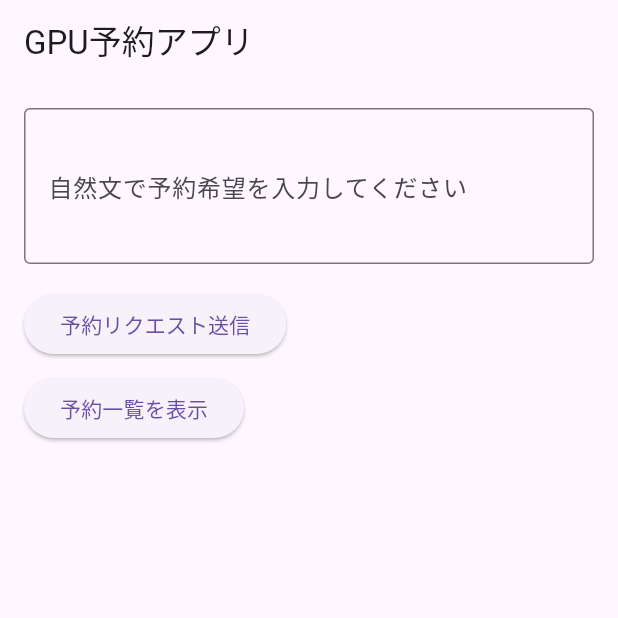
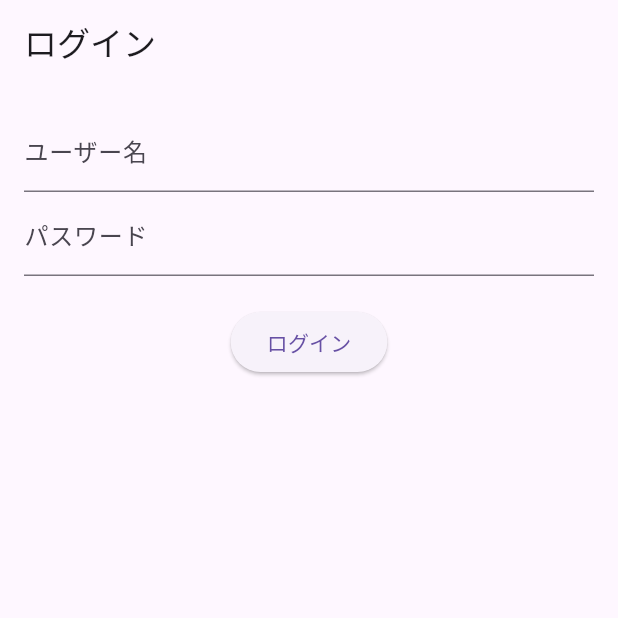
Before and after one commit to STB4M1/gpu-booking-app, a Flutter app: the screen it shows after launch, on a phone screen of 412 x 824 dp, the top half of it. Run offline on Flutter 3.47's test engine with Material 3 defaults, Android fonts, the phone set to English and light mode, and no system bars; our stand-ins replace shared_preferences.

Commit message:
🔐 ログイン認証機能を追加

```diff
--- a/frontend/booking_app/lib/main.dart
+++ b/frontend/booking_app/lib/main.dart
@@ -1,5 +1,6 @@
 import 'package:flutter/material.dart';
 import 'screens/booking_page.dart';
+import 'screens/login_page.dart';
 
 void main() {
   runApp(const BookingApp());
@@ -13,7 +14,11 @@ class BookingApp extends StatelessWidget {
     return MaterialApp(
       title: 'GPU予約アプリ',
       theme: ThemeData(primarySwatch: Colors.deepPurple),
-      home: const BookingPage(),
+      initialRoute: '/', // ← 最初に表示する画面
+      routes: {
+        '/': (context) => const LoginPage(),        // ログイン画面
+        '/booking': (context) => const BookingPage(), // ログイン後の予約画面
+      },
     );
   }
 }
--- /dev/null
+++ b/frontend/booking_app/lib/screens/login_page.dart
@@ -0,0 +1,66 @@
+import 'package:flutter/material.dart';
+import 'package:http/http.dart' as http;
+import 'dart:convert';
+import 'package:shared_preferences/shared_preferences.dart';
+
+class LoginPage extends StatefulWidget {
+  const LoginPage({super.key});
+
+  @override
+  State<LoginPage> createState() => _LoginPageState();
+}
+
+class _LoginPageState extends State<LoginPage> {
+  final usernameController = TextEditingController();
+  final passwordController = TextEditingController();
+  String message = "";
+
+  Future<void> login() async {
+    final response = await http.post(
+      Uri.parse('https://4fca-182-167-109-2.ngrok-free.app/token'),
+      headers: {
+        'Content-Type': 'application/x-www-form-urlencoded',
+      },
+      body: {
+        'username': usernameController.text,
+        'password': passwordController.text,
+      },
+    );
+
+    if (response.statusCode == 200) {
+      final jsonResponse = jsonDecode(response.body);
+      final prefs = await SharedPreferences.getInstance();
+      await prefs.setString('token', jsonResponse['access_token']);
+      setState(() {
+        message = "✅ ログイン成功！";
+      });
+
+      // 予約一覧ページへ遷移
+      Navigator.pushReplacementNamed(context, '/booking');
+    } else {
+      setState(() {
+        message = "❌ ログイン失敗...";
+      });
+    }
+  }
+
+  @override
+  Widget build(BuildContext context) {
+    return Scaffold(
+      appBar: AppBar(title: const Text("ログイン")),
+      body: Padding(
+        padding: const EdgeInsets.all(16),
+        child: Column(
+          children: [
+            TextField(controller: usernameController, decoration: const InputDecoration(labelText: "ユーザー名")),
+            TextField(controller: passwordController, decoration: const InputDecoration(labelText: "パスワード"), obscureText: true),
+            const SizedBox(height: 20),
+            ElevatedButton(onPressed: login, child: const Text("ログイン")),
+            const SizedBox(height: 20),
+            Text(message),
+          ],
+        ),
+      ),
+    );
+  }
+}
--- a/frontend/booking_app/pubspec.yaml
+++ b/frontend/booking_app/pubspec.yaml
@@ -32,6 +32,7 @@ dependencies:
     sdk: flutter
 
   http: ^0.13.5
+  shared_preferences: ^2.2.2
 
   # The following adds the Cupertino Icons font to your application.
   # Use with the CupertinoIcons class for iOS style icons.
```
Also changed, not shown: frontend/booking_app/lib/screens/booking_page.dart (+12 -0 lines), frontend/booking_app/lib/screens/conflict_page.dart (added, +79 -0 lines), frontend/booking_app/lib/services/api_service.dart (+52 -11 lines), frontend/booking_app/pubspec.lock, 7 other files.
